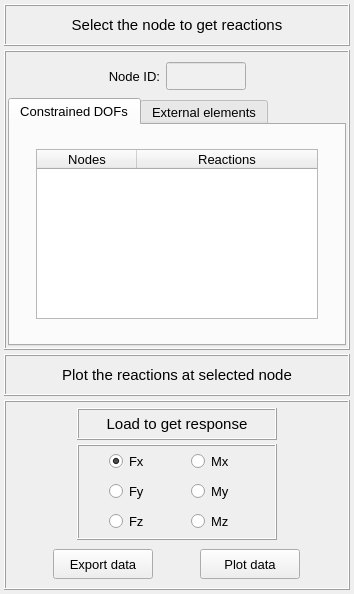
Qt form pulse/interface/data/ui_files/plots/results/structural/get_reactions_for_harmonic_analysis.ui (open-pulse/OpenPulse) before a commit.
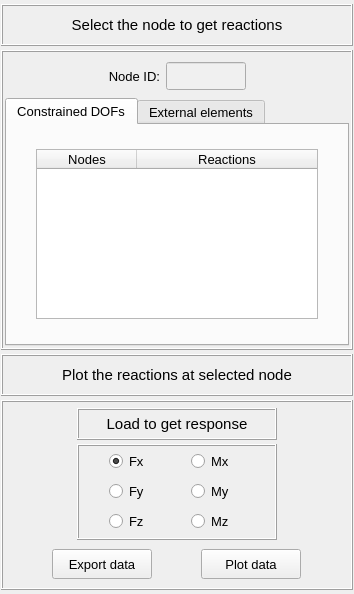
The same form after that commit.

```diff
--- a/pulse/interface/data/ui_files/plots/results/structural/get_reactions_for_harmonic_analysis.ui
+++ b/pulse/interface/data/ui_files/plots/results/structural/get_reactions_for_harmonic_analysis.ui
@@ -15,13 +15,13 @@
   </property>
   <layout class="QGridLayout" name="gridLayout_2">
    <property name="leftMargin">
-    <number>4</number>
+    <number>1</number>
    </property>
    <property name="topMargin">
     <number>4</number>
    </property>
    <property name="rightMargin">
-    <number>4</number>
+    <number>1</number>
    </property>
    <property name="bottomMargin">
     <number>4</number>
```
